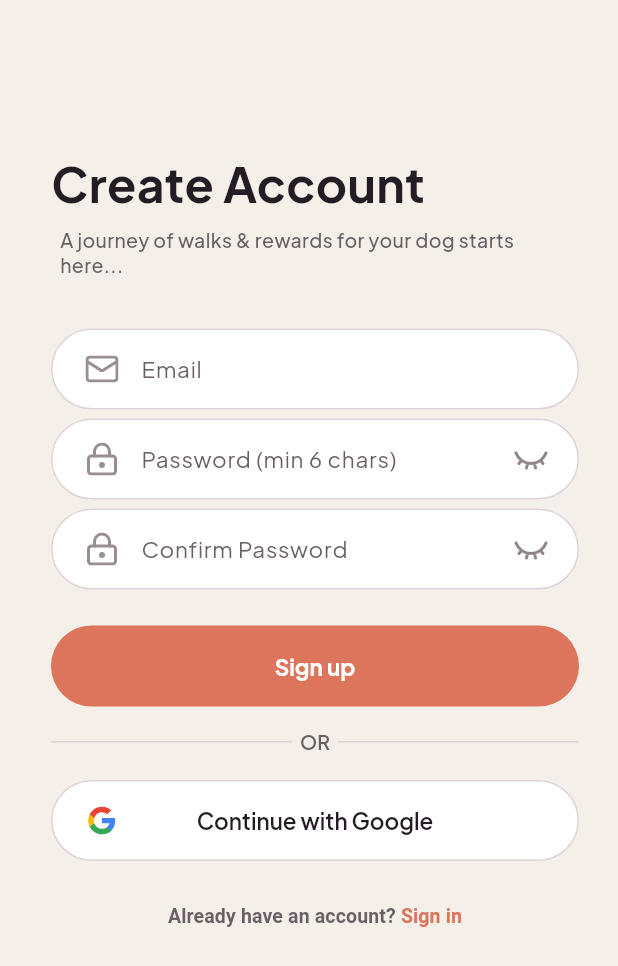
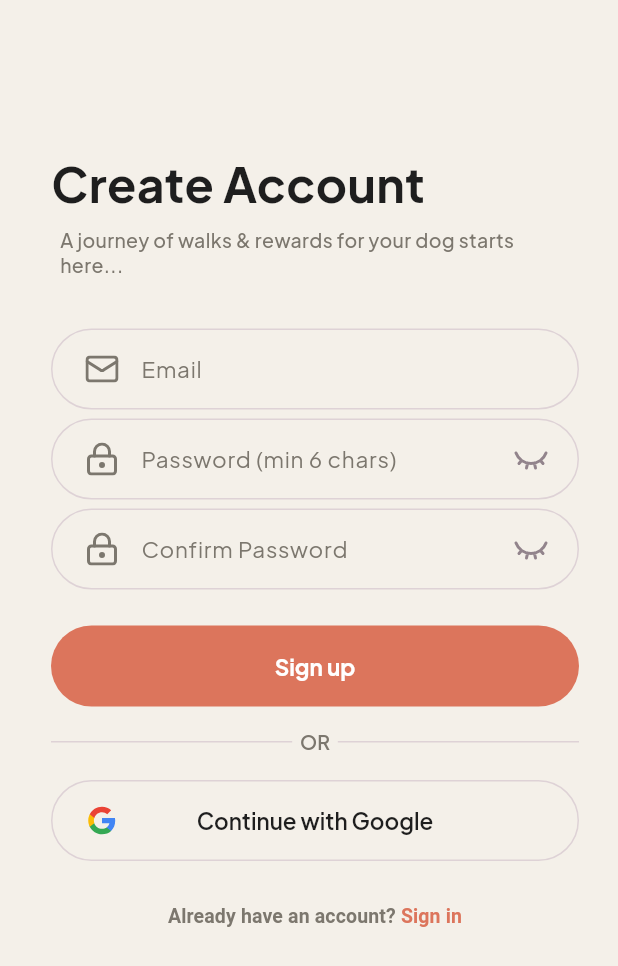
Before and after one commit to sandivd/Vitail-Dog-Wellness-App, a Flutter app: the screen it shows after launch, after a tap on an icon or button, on a phone screen of 412 x 824 dp. Shown: the top 966 px of the screen. Run offline on Flutter 3.47's test engine with Material 3 defaults, Android fonts, the phone set to English and light mode, and no system bars; our stand-ins replace cached_network_image, fl_chart, flutter_svg, geolocator, google_maps_flutter, google_sign_in and 2 more; accounts and stored records are empty; network calls fail.

Commit message:
fix dark mode

```diff
--- a/lib/login_view.dart
+++ b/lib/login_view.dart
@@ -16,13 +16,8 @@ class LoginView extends StatelessWidget {
   final VoidCallback onGoogleLogin;
   final VoidCallback onSignUp;
 
-  static const cream = Color(0xFFF4F0E9);
-  static const coral = Color(0xFFDC755C);
-  static const ink = Color(0xFF241C24);
-  static const muted = Color(0xFF6B5F66);
-  static const outline = Color(0xFFDED2D6);
-
-  Widget _lucideIcon(String name) {
+  Widget _lucideIcon(BuildContext context, String name) {
+    final colorScheme = Theme.of(context).colorScheme;
     final size = switch (name) {
       'mail' => const Size(22, 18),
       'lock-keyhole' => const Size(20, 22),
@@ -31,33 +26,34 @@ class LoginView extends StatelessWidget {
     return SizedBox(width: 24, height: 24, child: Center(
       child: SvgPicture.asset('assets/icons/lucide-$name.svg',
         key: ValueKey('lucide-$name'), width: size.width, height: size.height,
-        colorFilter: const ColorFilter.mode(Color(0xFF9A8E95), BlendMode.srcIn)),
+        colorFilter: ColorFilter.mode(colorScheme.onSurfaceVariant, BlendMode.srcIn)),
     ));
   }
 
-  InputDecoration _decoration(String label, String icon) => InputDecoration(
+  InputDecoration _decoration(BuildContext context, String label, String icon) {
+    final colorScheme = Theme.of(context).colorScheme;
+    return InputDecoration(
       hintText: label,
       filled: true,
-    fillColor: Colors.white,
-    prefixIcon: Padding(padding: const EdgeInsets.only(left: 22, right: 10), child: _lucideIcon(icon)),
+      fillColor: colorScheme.surface,
+      prefixIcon: Padding(padding: const EdgeInsets.only(left: 22, right: 10), child: _lucideIcon(context, icon)),
       prefixIconConstraints: const BoxConstraints(minWidth: 56),
-    hintStyle: const TextStyle(fontFamily: 'PlusJakartaSans', color: muted, fontSize: 15, fontWeight: FontWeight.w400),
+      hintStyle: TextStyle(fontFamily: 'PlusJakartaSans', color: colorScheme.onSurfaceVariant, fontSize: 15, fontWeight: FontWeight.w400),
       contentPadding: const EdgeInsets.symmetric(horizontal: 20, vertical: 15),
       border: OutlineInputBorder(borderRadius: BorderRadius.circular(30)),
       enabledBorder: OutlineInputBorder(borderRadius: BorderRadius.circular(30),
-      borderSide: const BorderSide(color: outline)),
+        borderSide: BorderSide(color: colorScheme.outline)),
       focusedBorder: OutlineInputBorder(borderRadius: BorderRadius.circular(30),
-      borderSide: const BorderSide(color: coral, width: 1.5)),
+        borderSide: BorderSide(color: colorScheme.primary, width: 1.5)),
     );
+  }
 
   @override
   Widget build(BuildContext context) {
-    return Theme(
-      data: ThemeData(brightness: Brightness.light, useMaterial3: true, fontFamily: 'PlusJakartaSans',
-        colorScheme: ColorScheme.fromSeed(seedColor: coral),
-        textTheme: ThemeData.light().textTheme.apply(fontFamily: 'PlusJakartaSans', bodyColor: ink, displayColor: ink)),
-      child: Scaffold(
-        backgroundColor: cream,
+    final colorScheme = Theme.of(context).colorScheme;
+
+    return Scaffold(
+      backgroundColor: colorScheme.surface,
       body: LayoutBuilder(builder: (context, constraints) {
         return SingleChildScrollView(
           keyboardDismissBehavior: ScrollViewKeyboardDismissBehavior.onDrag,
@@ -67,7 +63,7 @@ class LoginView extends StatelessWidget {
               child: Column(crossAxisAlignment: CrossAxisAlignment.stretch,
                 children: [
                   Container(
-                      color: cream,
+                    color: colorScheme.surface,
                     padding: EdgeInsets.only(top: MediaQuery.paddingOf(context).top + 18, bottom: 18),
                     child: Column(children: [
                       Semantics(label: 'Vitail', image: true,
@@ -85,55 +81,55 @@ class LoginView extends StatelessWidget {
                       child: AutofillGroup(child: Column(
                         crossAxisAlignment: CrossAxisAlignment.stretch,
                         children: [
-                            const Text('Log in', style: TextStyle(fontFamily: 'PlusJakartaSans', fontSize: 32, height: 1.25, fontWeight: FontWeight.w700)),
+                          Text('Log in', style: TextStyle(fontFamily: 'PlusJakartaSans', fontSize: 32, height: 1.25, fontWeight: FontWeight.w700, color: colorScheme.onSurface)),
                           const SizedBox(height: 23),
 
-                            TextField(controller: emailController, decoration: _decoration('Email', 'mail'),
+                          TextField(controller: emailController, decoration: _decoration(context, 'Email', 'mail'),
                             keyboardType: TextInputType.emailAddress, textInputAction: TextInputAction.next,
                             autofillHints: const [AutofillHints.username], autocorrect: false,
-                              style: const TextStyle(fontFamily: 'PlusJakartaSans', color: ink)),
+                            style: TextStyle(fontFamily: 'PlusJakartaSans', color: colorScheme.onSurface)),
                           const SizedBox(height: 6),
 
-                            PasswordField(controller: passwordController, decoration: _decoration('Password', 'lock-keyhole'),
+                          PasswordField(controller: passwordController, decoration: _decoration(context, 'Password', 'lock-keyhole'),
                             autofillHints: const [AutofillHints.password], textInputAction: TextInputAction.done,
                             onSubmitted: (_) { if (!isLoading) onEmailLogin(); },
-                              style: const TextStyle(fontFamily: 'PlusJakartaSans', color: ink)),
+                            style: TextStyle(fontFamily: 'PlusJakartaSans', color: colorScheme.onSurface)),
                           const SizedBox(height: 24),
 
                           ElevatedButton(onPressed: isLoading ? null : onEmailLogin,
-                              style: ElevatedButton.styleFrom(backgroundColor: coral, foregroundColor: Colors.white,
+                            style: ElevatedButton.styleFrom(backgroundColor: colorScheme.primary, foregroundColor: colorScheme.onPrimary,
                               elevation: 0, minimumSize: const Size.fromHeight(54),
                               shape: const StadiumBorder(), textStyle: const TextStyle(fontFamily: 'PlusJakartaSans', fontSize: 15, fontWeight: FontWeight.w700)),
                             child: isLoading ? const SizedBox(width: 22, height: 22,
                               child: CircularProgressIndicator(strokeWidth: 2, semanticsLabel: 'Signing in'))
                               : const Text('Continue with email')),
                           const SizedBox(height: 14),
-                            const Row(children: [
-                              Expanded(child: Divider(color: outline)),
-                              Padding(padding: EdgeInsets.symmetric(horizontal: 5),
-                                child: Text('OR', style: TextStyle(fontFamily: 'PlusJakartaSans', fontSize: 13, fontWeight: FontWeight.w600, color: muted))),
-                              Expanded(child: Divider(color: outline)),
+                          Row(children: [
+                            Expanded(child: Divider(color: colorScheme.outline)),
+                            Padding(padding: const EdgeInsets.symmetric(horizontal: 5),
+                              child: Text('OR', style: TextStyle(fontFamily: 'PlusJakartaSans', fontSize: 13, fontWeight: FontWeight.w600, color: colorScheme.onSurfaceVariant))),
+                            Expanded(child: Divider(color: colorScheme.outline)),
                           ]),
                           const SizedBox(height: 16),
                           OutlinedButton(onPressed: isLoading ? null : onGoogleLogin,
-                              style: OutlinedButton.styleFrom(foregroundColor: ink, backgroundColor: Colors.white,
+                            style: OutlinedButton.styleFrom(foregroundColor: colorScheme.onSurface, backgroundColor: colorScheme.surface,
                               padding: const EdgeInsets.symmetric(horizontal: 24),
-                                side: const BorderSide(color: outline), minimumSize: const Size.fromHeight(54),
+                              side: BorderSide(color: colorScheme.outline), minimumSize: const Size.fromHeight(54),
                               shape: const StadiumBorder(), textStyle: const TextStyle(fontFamily: 'PlusJakartaSans', fontSize: 15, fontWeight: FontWeight.w600)),
                             child: Stack(alignment: Alignment.center, children: [
-                                const SizedBox(width: double.infinity, child: Text('Continue with Google', textAlign: TextAlign.center)),
+                              SizedBox(width: double.infinity, child: Text('Continue with Google', textAlign: TextAlign.center, style: TextStyle(color: colorScheme.onSurface))),
                               Align(alignment: Alignment.centerLeft,
                                 child: SvgPicture.asset('assets/brand/google-logo.svg',
                                   key: const ValueKey('google-logo'), width: 20, height: 20)),
                             ])),
                           const SizedBox(height: 13),
                           TextButton(onPressed: isLoading ? null : onSignUp,
-                              style: TextButton.styleFrom(foregroundColor: coral),
-                              child: const Text.rich(TextSpan(children: [
-                                TextSpan(text: "Don't have an account? ", style: TextStyle(color: muted)),
-                                TextSpan(text: 'Sign up', style: TextStyle(color: coral)),
+                            style: TextButton.styleFrom(foregroundColor: colorScheme.primary),
+                            child: Text.rich(TextSpan(children: [
+                              TextSpan(text: "Don't have an account? ", style: TextStyle(color: colorScheme.onSurfaceVariant)),
+                              TextSpan(text: 'Sign up', style: TextStyle(color: colorScheme.primary)),
                             ]), textAlign: TextAlign.center,
-                                style: TextStyle(fontFamily: 'PlusJakartaSans', fontSize: 13, fontWeight: FontWeight.w600))),
+                              style: const TextStyle(fontFamily: 'PlusJakartaSans', fontSize: 13, fontWeight: FontWeight.w600))),
                         ],
                       )),
                     ),
@@ -145,7 +141,6 @@ class LoginView extends StatelessWidget {
           ),
         );
       }),
-      ),
     );
   }
 }
--- a/lib/main.dart
+++ b/lib/main.dart
@@ -25,14 +25,31 @@ class VitailApp extends StatelessWidget {
         return MaterialApp(
           title: 'Vitail',
           theme: ThemeData(
-            colorScheme: ColorScheme.fromSeed(seedColor: Colors.green, brightness: Brightness.light),
             useMaterial3: true,
             fontFamily: 'PlusJakartaSans',
+            colorScheme: const ColorScheme.light(
+              surface: Color(0xFFF4F0E9),       // Beige background
+              primary: Color(0xFFDC755C),       // Coral button
+              onSurface: Color(0xFF1E1E1E),     // Dark Ink text
+              onSurfaceVariant: Color(0xFF7C776E), // Muted grey text
+              secondary: Color(0xFF5F98BD),     // Blue ring
+              tertiary: Color(0xFFAEC568),      // Green ring
+              onPrimary: Colors.white,
+              outline: Color(0xFFDED2D6),
+            ),
           ),
           darkTheme: ThemeData(
-            colorScheme: ColorScheme.fromSeed(seedColor: Colors.green, brightness: Brightness.dark),
             useMaterial3: true,
             fontFamily: 'PlusJakartaSans',
+            colorScheme: const ColorScheme.dark(
+              surface: Color(0xFF121212),       // True dark background
+              primary: Color(0xFFDC755C),       // Coral button (stays same)
+              onSurface: Color(0xFFF4F0E9),     // Beige text (inverted)
+              onSurfaceVariant: Color(0xFFAAAAAA), // Lighter muted grey
+              secondary: Color(0xFF5F98BD),     // Blue ring
+              tertiary: Color(0xFFAEC568),      // Green ring
+              outline: Color(0xFF444444),
+            ),
           ),
           themeMode: currentMode,
           home: const LoginScreen(),
--- a/lib/signup_view.dart
+++ b/lib/signup_view.dart
@@ -17,13 +17,8 @@ class SignupView extends StatelessWidget {
   final VoidCallback onGoogleLogin;
   final VoidCallback onSignIn;
 
-  static const cream = Color(0xFFF4F0E9);
-  static const coral = Color(0xFFDC755C);
-  static const ink = Color(0xFF241C24);
-  static const muted = Color(0xFF6B5F66);
-  static const outline = Color(0xFFDED2D6);
-
-  Widget _lucideIcon(String name) {
+  Widget _lucideIcon(BuildContext context, String name) {
+    final colorScheme = Theme.of(context).colorScheme;
     final size = switch (name) {
       'mail' => const Size(22, 18),
       'lock-keyhole' => const Size(20, 22),
@@ -32,33 +27,34 @@ class SignupView extends StatelessWidget {
     return SizedBox(width: 24, height: 24, child: Center(
       child: SvgPicture.asset('assets/icons/lucide-$name.svg',
         key: ValueKey('lucide-$name'), width: size.width, height: size.height,
-        colorFilter: const ColorFilter.mode(Color(0xFF9A8E95), BlendMode.srcIn)),
+        colorFilter: ColorFilter.mode(colorScheme.onSurfaceVariant, BlendMode.srcIn)),
     ));
   }
 
-  InputDecoration _decoration(String label, String icon) => InputDecoration(
+  InputDecoration _decoration(BuildContext context, String label, String icon) {
+    final colorScheme = Theme.of(context).colorScheme;
+    return InputDecoration(
       hintText: label,
       filled: true,
-    fillColor: Colors.white,
-    prefixIcon: Padding(padding: const EdgeInsets.only(left: 22, right: 10), child: _lucideIcon(icon)),
+      fillColor: colorScheme.surface,
+      prefixIcon: Padding(padding: const EdgeInsets.only(left: 22, right: 10), child: _lucideIcon(context, icon)),
       prefixIconConstraints: const BoxConstraints(minWidth: 56),
-    hintStyle: const TextStyle(fontFamily: 'PlusJakartaSans', color: muted, fontSize: 15, fontWeight: FontWeight.w400),
+      hintStyle: TextStyle(fontFamily: 'PlusJakartaSans', color: colorScheme.onSurfaceVariant, fontSize: 15, fontWeight: FontWeight.w400),
       contentPadding: const EdgeInsets.symmetric(horizontal: 20, vertical: 15),
       border: OutlineInputBorder(borderRadius: BorderRadius.circular(30)),
       enabledBorder: OutlineInputBorder(borderRadius: BorderRadius.circular(30),
-      borderSide: const BorderSide(color: outline)),
+        borderSide: BorderSide(color: colorScheme.outline)),
       focusedBorder: OutlineInputBorder(borderRadius: BorderRadius.circular(30),
-      borderSide: const BorderSide(color: coral, width: 1.5)),
+        borderSide: BorderSide(color: colorScheme.primary, width: 1.5)),
     );
+  }
 
   @override
   Widget build(BuildContext context) {
-    return Theme(
-      data: ThemeData(brightness: Brightness.light, useMaterial3: true, fontFamily: 'PlusJakartaSans',
-        colorScheme: ColorScheme.fromSeed(seedColor: coral),
-        textTheme: ThemeData.light().textTheme.apply(fontFamily: 'PlusJakartaSans', bodyColor: ink, displayColor: ink)),
-      child: Scaffold(
-        backgroundColor: cream,
+    final colorScheme = Theme.of(context).colorScheme;
+
+    return Scaffold(
+      backgroundColor: colorScheme.surface,
       body: LayoutBuilder(builder: (context, constraints) {
         return SingleChildScrollView(
           keyboardDismissBehavior: ScrollViewKeyboardDismissBehavior.onDrag,
@@ -73,60 +69,60 @@ class SignupView extends StatelessWidget {
                         crossAxisAlignment: CrossAxisAlignment.stretch,
                         children: [
                           SizedBox(height: MediaQuery.paddingOf(context).top + 102),
-                            const Text('Create Account', style: TextStyle(fontFamily: 'PlusJakartaSans', fontSize: 32, height: 1.25, fontWeight: FontWeight.w700)),
+                          Text('Create Account', style: TextStyle(fontFamily: 'PlusJakartaSans', fontSize: 32, height: 1.25, fontWeight: FontWeight.w700, color: colorScheme.onSurface)),
                           const SizedBox(height: 9),
-                            const Padding(padding: EdgeInsets.symmetric(horizontal: 6),
+                          Padding(padding: const EdgeInsets.symmetric(horizontal: 6),
                             child: Text('A journey of walks & rewards for your dog starts here...',
-                                style: TextStyle(fontFamily: 'PlusJakartaSans', fontSize: 13, height: 1.3, fontWeight: FontWeight.w500, color: muted))),
+                              style: TextStyle(fontFamily: 'PlusJakartaSans', fontSize: 13, height: 1.3, fontWeight: FontWeight.w500, color: colorScheme.onSurfaceVariant))),
                           const SizedBox(height: 34),
-                            TextField(controller: emailController, decoration: _decoration('Email', 'mail'),
+                          TextField(controller: emailController, decoration: _decoration(context, 'Email', 'mail'),
                             keyboardType: TextInputType.emailAddress, textInputAction: TextInputAction.next,
                             autofillHints: const [AutofillHints.username], autocorrect: false,
-                              style: const TextStyle(fontFamily: 'PlusJakartaSans', color: ink)),
+                            style: TextStyle(fontFamily: 'PlusJakartaSans', color: colorScheme.onSurface)),
                           const SizedBox(height: 6),
-                            PasswordField(controller: passwordController, decoration: _decoration('Password (min 6 chars)', 'lock-keyhole'),
+                          PasswordField(controller: passwordController, decoration: _decoration(context, 'Password (min 6 chars)', 'lock-keyhole'),
                             autofillHints: const [AutofillHints.newPassword], textInputAction: TextInputAction.next,
-                              style: const TextStyle(fontFamily: 'PlusJakartaSans', color: ink)),
+                            style: TextStyle(fontFamily: 'PlusJakartaSans', color: colorScheme.onSurface)),
                           const SizedBox(height: 6),
-                            PasswordField(controller: confirmPasswordController, decoration: _decoration('Confirm Password', 'lock-keyhole'),
+                          PasswordField(controller: confirmPasswordController, decoration: _decoration(context, 'Confirm Password', 'lock-keyhole'),
                             autofillHints: const [AutofillHints.newPassword], textInputAction: TextInputAction.done,
                             onSubmitted: (_) { if (!isLoading) onSignUp(); },
-                              style: const TextStyle(fontFamily: 'PlusJakartaSans', color: ink)),
+                            style: TextStyle(fontFamily: 'PlusJakartaSans', color: colorScheme.onSurface)),
                           const SizedBox(height: 24),
                           ElevatedButton(onPressed: isLoading ? null : onSignUp,
-                              style: ElevatedButton.styleFrom(backgroundColor: coral, foregroundColor: Colors.white,
+                            style: ElevatedButton.styleFrom(backgroundColor: colorScheme.primary, foregroundColor: colorScheme.onPrimary,
                               elevation: 0, minimumSize: const Size.fromHeight(54),
                               shape: const StadiumBorder(), textStyle: const TextStyle(fontFamily: 'PlusJakartaSans', fontSize: 15, fontWeight: FontWeight.w700)),
                             child: isLoading ? const SizedBox(width: 22, height: 22,
                               child: CircularProgressIndicator(strokeWidth: 2, semanticsLabel: 'Creating account'))
                               : const Text('Sign up')),
                           const SizedBox(height: 14),
-                            const Row(children: [
-                              Expanded(child: Divider(color: outline)),
-                              Padding(padding: EdgeInsets.symmetric(horizontal: 5),
-                                child: Text('OR', style: TextStyle(fontFamily: 'PlusJakartaSans', fontSize: 13, fontWeight: FontWeight.w600, color: muted))),
-                              Expanded(child: Divider(color: outline)),
+                          Row(children: [
+                            Expanded(child: Divider(color: colorScheme.outline)),
+                            Padding(padding: const EdgeInsets.symmetric(horizontal: 5),
+                              child: Text('OR', style: TextStyle(fontFamily: 'PlusJakartaSans', fontSize: 13, fontWeight: FontWeight.w600, color: colorScheme.onSurfaceVariant))),
+                            Expanded(child: Divider(color: colorScheme.outline)),
                           ]),
                           const SizedBox(height: 16),
                           OutlinedButton(onPressed: isLoading ? null : onGoogleLogin,
-                              style: OutlinedButton.styleFrom(foregroundColor: ink, backgroundColor: Colors.white,
+                            style: OutlinedButton.styleFrom(foregroundColor: colorScheme.onSurface, backgroundColor: colorScheme.surface,
                               padding: const EdgeInsets.symmetric(horizontal: 24),
-                                side: const BorderSide(color: outline), minimumSize: const Size.fromHeight(54),
+                              side: BorderSide(color: colorScheme.outline), minimumSize: const Size.fromHeight(54),
                               shape: const StadiumBorder(), textStyle: const TextStyle(fontFamily: 'PlusJakartaSans', fontSize: 15, fontWeight: FontWeight.w600)),
                             child: Stack(alignment: Alignment.center, children: [
-                                const SizedBox(width: double.infinity, child: Text('Continue with Google', textAlign: TextAlign.center)),
+                              SizedBox(width: double.infinity, child: Text('Continue with Google', textAlign: TextAlign.center, style: TextStyle(color: colorScheme.onSurface))),
                               Align(alignment: Alignment.centerLeft,
                                 child: SvgPicture.asset('assets/brand/google-logo.svg',
                                   key: const ValueKey('google-logo'), width: 20, height: 20)),
                             ])),
                           const SizedBox(height: 13),
                           TextButton(onPressed: isLoading ? null : onSignIn,
-                              style: TextButton.styleFrom(foregroundColor: coral),
-                              child: const Text.rich(TextSpan(children: [
-                                TextSpan(text: "Already have an account? ", style: TextStyle(color: muted)),
-                                TextSpan(text: 'Sign in', style: TextStyle(color: coral)),
+                            style: TextButton.styleFrom(foregroundColor: colorScheme.primary),
+                            child: Text.rich(TextSpan(children: [
+                              TextSpan(text: "Already have an account? ", style: TextStyle(color: colorScheme.onSurfaceVariant)),
+                              TextSpan(text: 'Sign in', style: TextStyle(color: colorScheme.primary)),
                             ]), textAlign: TextAlign.center,
-                                style: TextStyle(fontFamily: 'PlusJakartaSans', fontSize: 13, fontWeight: FontWeight.w600))),
+                              style: const TextStyle(fontFamily: 'PlusJakartaSans', fontSize: 13, fontWeight: FontWeight.w600))),
                         ],
                       )),
                     ),
@@ -138,7 +134,6 @@ class SignupView extends StatelessWidget {
           ),
         );
       }),
-      ),
     );
   }
 }
```
Also changed, not shown: lib/home_screen.dart (+70 -38 lines), lib/walk_in_progress.dart (+50 -54 lines), lib/walk_screen.dart (+46 -71 lines), lib/walk_summary.dart (+66 -70 lines). Lines whose indentation alone changed are shown as unchanged.
